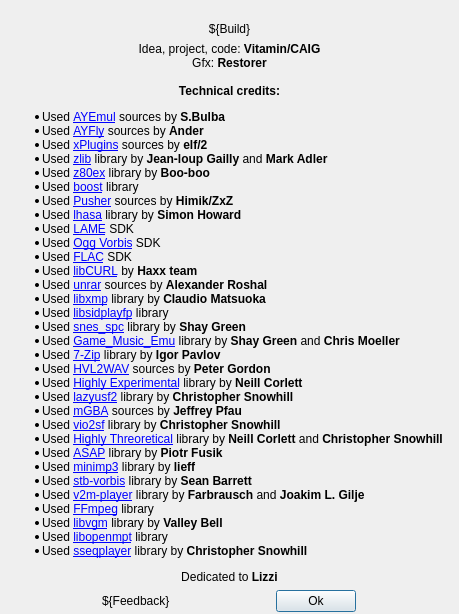
Old version of the form apps/zxtune-qt/ui/informational/aboutdialog.ui in the repository vitamin-caig/zxtune.
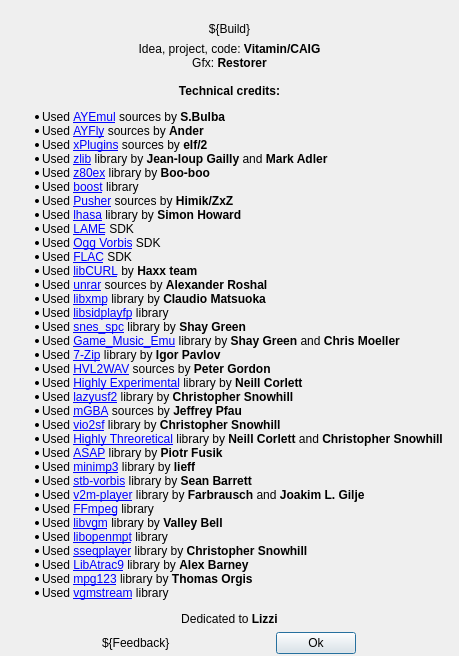
New version of the form. Icons and pictures are not drawn.

Commit message: zxtune-qt: update credits.

Patch:
```diff
--- a/apps/zxtune-qt/ui/informational/aboutdialog.ui
+++ b/apps/zxtune-qt/ui/informational/aboutdialog.ui
@@ -103,7 +103,10 @@
 &lt;li&gt;Used &lt;a href=&quot;https://github.com/ValleyBell/libvgm&quot;&gt;libvgm&lt;/a&gt; library by &lt;b&gt;Valley Bell&lt;/b&gt;&lt;/li&gt;
 &lt;li&gt;Used &lt;a href=&quot;https://lib.openmpt.org/libopenmpt/&quot;&gt;libopenmpt&lt;/a&gt; library&lt;/li&gt;
 &lt;li&gt;Used &lt;a href=&quot;https://git.lopez-snowhill.net/chris/sseqplayer/&quot;&gt;sseqplayer&lt;/a&gt; library by &lt;b&gt;Christopher Snowhill&lt;/b&gt;&lt;/li&gt;
-&lt;/ul&gt;
+&lt;li&gt;Used &lt;a href=&quot;https://github.com/Thealexbarney/LibAtrac9&quot;&gt;LibAtrac9&lt;/a&gt; library by &lt;b&gt;Alex Barney&lt;/b&gt;&lt;/li&gt;
+&lt;li&gt;Used &lt;a href=&quot;https://www.mpg123.de/&quot;&gt;mpg123&lt;/a&gt; library by &lt;b&gt;Thomas Orgis&lt;/b&gt;&lt;/li&gt;
+&lt;li&gt;Used &lt;a href=&quot;https://github.com/vgmstream/vgmstream&quot;&gt;vgmstream&lt;/a&gt; library &lt;/li&gt;
+ &lt;/ul&gt;
 
 &lt;center&gt;Dedicated to &lt;b&gt;Lizzi&lt;/b&gt;&lt;/center&gt;
 &lt;/body&gt;&lt;/html&gt;</string>
```
The commit also changes 2 other files.
